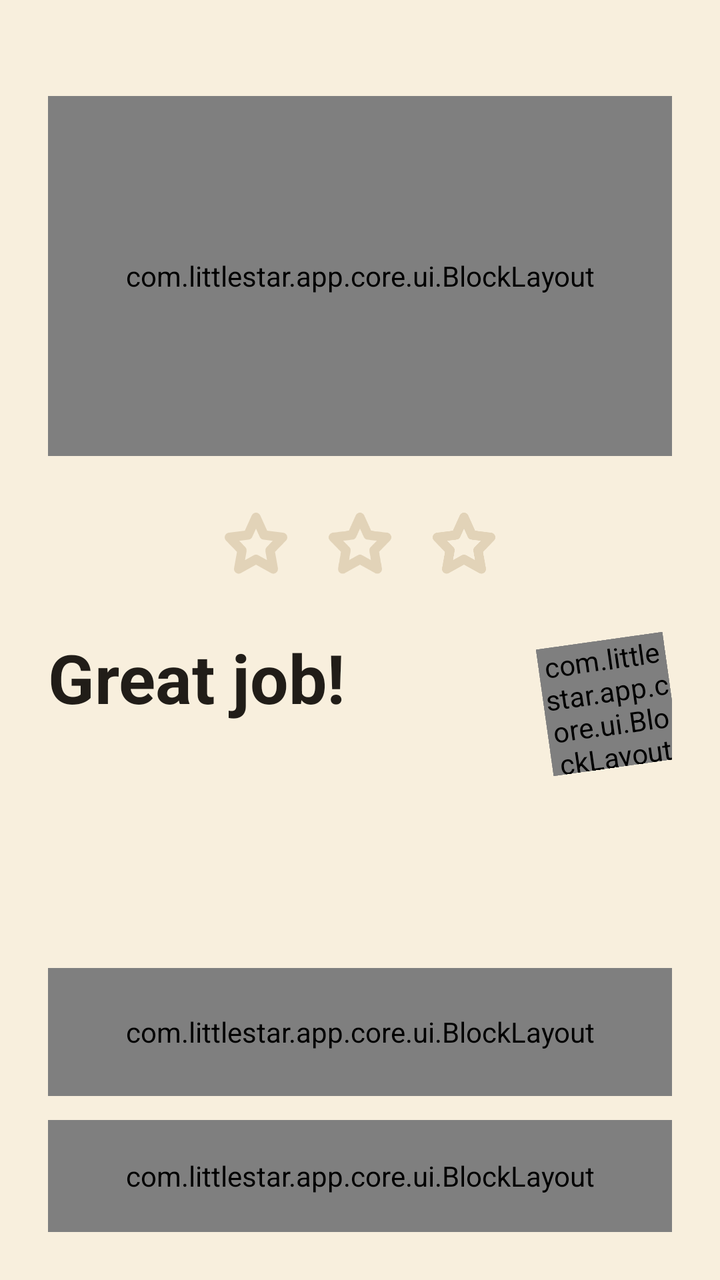
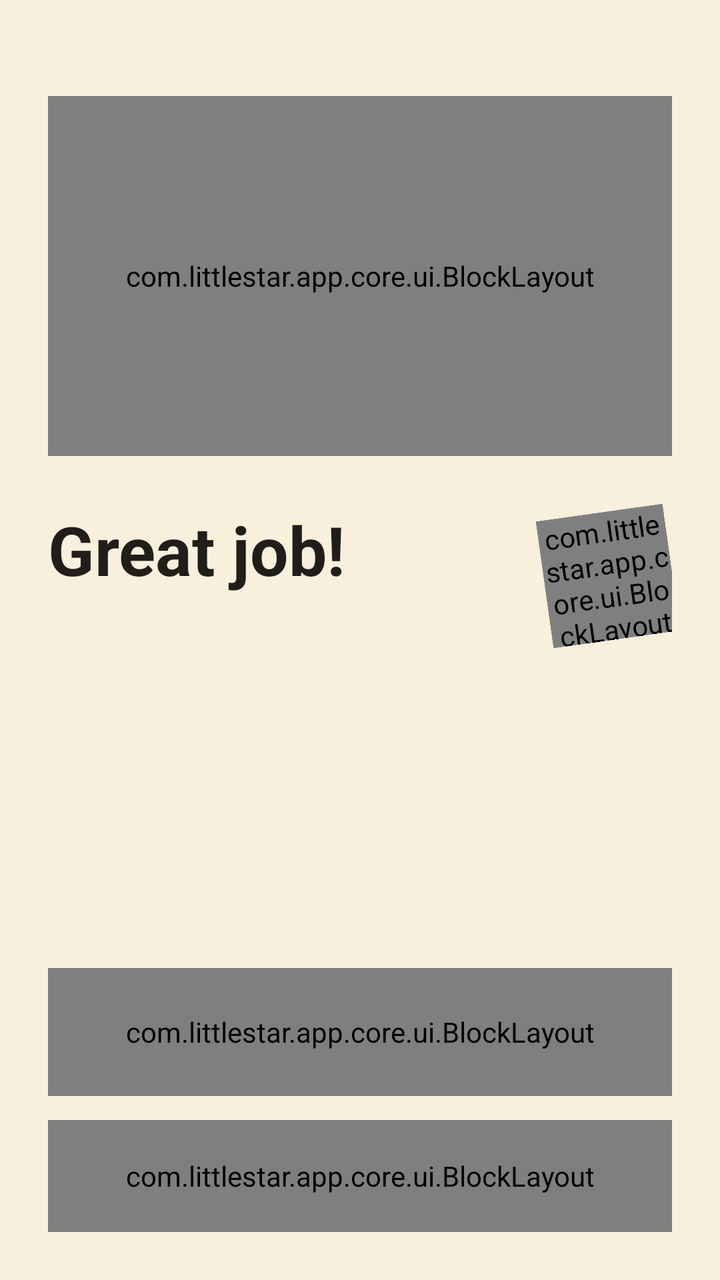

Compare the two renders of this Android layout. The source of the first and the diff that turns it into the second are given below.
<!-- AndroidManifest.xml: application theme Theme.LittleStar.Child -->
<!-- res/layout/activity_reward.xml -->
<?xml version="1.0" encoding="utf-8"?>
<LinearLayout xmlns:android="http://schemas.android.com/apk/res/android"
    xmlns:app="http://schemas.android.com/apk/res-auto"
    android:id="@+id/rewardRoot"
    android:layout_width="match_parent"
    android:layout_height="match_parent"
    android:background="@color/ls_paper"
    android:gravity="center_horizontal"
    android:orientation="vertical">

    <LinearLayout
        android:layout_width="match_parent"
        android:layout_height="match_parent"
        android:maxWidth="@dimen/ls_content_max_width"
        android:orientation="vertical"
        android:padding="@dimen/ls_margin">

        
        <com.littlestar.app.core.ui.BlockLayout
            android:id="@+id/stage"
            style="@style/Widget.LS.Block.Hero"
            android:layout_width="match_parent"
            android:layout_height="@dimen/ls_reward_stage"
            android:layout_marginTop="@dimen/ls_section"
            app:ls_fill="@color/ls_yellow"
            app:ls_pressable="false">

            <ImageView
                android:layout_width="@dimen/ls_reward_panda"
                android:layout_height="@dimen/ls_reward_panda"
                android:layout_gravity="center"
                android:contentDescription="@string/home_panda_desc"
                android:src="@drawable/ic_panda" />

            <FrameLayout
                android:id="@+id/confettiLayer"
                android:layout_width="match_parent"
                android:layout_height="match_parent" />
        </com.littlestar.app.core.ui.BlockLayout>

        
        <LinearLayout
            android:id="@+id/starsRow"
            android:layout_width="wrap_content"
            android:layout_height="wrap_content"
            android:layout_gravity="center_horizontal"
            android:layout_marginTop="@dimen/ls_section"
            android:orientation="horizontal">

            <ImageView
                android:id="@+id/star0"
                android:layout_width="@dimen/ls_star"
                android:layout_height="@dimen/ls_star"
                android:importantForAccessibility="no"
                android:src="@drawable/ic_star"
                app:tint="@color/ls_track" />

            <ImageView
                android:id="@+id/star1"
                android:layout_width="@dimen/ls_star"
                android:layout_height="@dimen/ls_star"
                android:layout_marginStart="@dimen/ls_gap"
                android:importantForAccessibility="no"
                android:src="@drawable/ic_star"
                app:tint="@color/ls_track" />

            <ImageView
                android:id="@+id/star2"
                android:layout_width="@dimen/ls_star"
                android:layout_height="@dimen/ls_star"
                android:layout_marginStart="@dimen/ls_gap"
                android:importantForAccessibility="no"
                android:src="@drawable/ic_star"
                app:tint="@color/ls_track" />
        </LinearLayout>

        
        <LinearLayout
            android:layout_width="match_parent"
            android:layout_height="wrap_content"
            android:layout_marginTop="@dimen/ls_section"
            android:gravity="center_vertical"
            android:orientation="horizontal">

            <LinearLayout
                android:layout_width="0dp"
                android:layout_height="wrap_content"
                android:layout_weight="1"
                android:orientation="vertical">

                <TextView
                    android:layout_width="wrap_content"
                    android:layout_height="wrap_content"
                    android:text="@string/reward_title"
                    android:textAppearance="@style/TextAppearance.LS.Display"
                    android:textSize="34sp" />

                <TextView
                    android:id="@+id/rewardSubtitle"
                    android:layout_width="wrap_content"
                    android:layout_height="wrap_content"
                    android:layout_marginTop="@dimen/ls_gap_sm"
                    android:textAppearance="@style/TextAppearance.LS.Caption"
                    android:textSize="14sp" />
            </LinearLayout>

            <com.littlestar.app.core.ui.BlockLayout
                style="@style/Widget.LS.Block.Icon"
                android:layout_width="@dimen/ls_stamp"
                android:layout_height="@dimen/ls_stamp"
                android:rotation="-8"
                app:ls_fill="@color/ls_red"
                app:ls_pressable="false">

                <com.littlestar.app.core.ui.HanziTextView
                    android:layout_width="match_parent"
                    android:layout_height="match_parent"
                    android:gravity="center"
                    android:text="@string/reward_stamp_text"
                    android:textColor="@color/ls_on_red"
                    android:textSize="18sp"
                    android:textStyle="bold" />
            </com.littlestar.app.core.ui.BlockLayout>
        </LinearLayout>

        
        <LinearLayout
            android:id="@+id/wordsRow"
            android:layout_width="wrap_content"
            android:layout_height="wrap_content"
            android:layout_marginTop="@dimen/ls_section"
            android:orientation="horizontal" />

        <Space
            android:layout_width="1dp"
            android:layout_height="0dp"
            android:layout_weight="1" />

        
        <com.littlestar.app.core.ui.BlockLayout
            android:id="@+id/btnDone"
            style="@style/Widget.LS.Block.Primary"
            android:layout_width="match_parent"
            android:layout_height="@dimen/ls_btn_primary">

            <LinearLayout
                android:layout_width="wrap_content"
                android:layout_height="wrap_content"
                android:layout_gravity="center"
                android:gravity="center_vertical"
                android:orientation="horizontal">

                <ImageView
                    android:layout_width="@dimen/ls_icon"
                    android:layout_height="@dimen/ls_icon"
                    android:importantForAccessibility="no"
                    android:src="@drawable/ic_check"
                    app:tint="@color/ls_on_red" />

                <TextView
                    android:layout_width="wrap_content"
                    android:layout_height="wrap_content"
                    android:layout_marginStart="@dimen/ls_gap_sm"
                    android:text="@string/reward_done"
                    android:textAppearance="@style/TextAppearance.LS.Button" />
            </LinearLayout>
        </com.littlestar.app.core.ui.BlockLayout>

        
        <com.littlestar.app.core.ui.BlockLayout
            android:id="@+id/btnAgain"
            style="@style/Widget.LS.Block.Secondary"
            android:layout_width="match_parent"
            android:layout_height="@dimen/ls_btn_secondary"
            android:layout_marginTop="@dimen/ls_gap">

            <LinearLayout
                android:layout_width="wrap_content"
                android:layout_height="wrap_content"
                android:layout_gravity="center"
                android:gravity="center_vertical"
                android:orientation="horizontal">

                <ImageView
                    android:layout_width="@dimen/ls_icon"
                    android:layout_height="@dimen/ls_icon"
                    android:importantForAccessibility="no"
                    android:src="@drawable/ic_play" />

                <TextView
                    android:layout_width="wrap_content"
                    android:layout_height="wrap_content"
                    android:layout_marginStart="@dimen/ls_gap_sm"
                    android:text="@string/reward_again"
                    android:textAppearance="@style/TextAppearance.LS.Button"
                    android:textColor="@color/ls_ink" />
            </LinearLayout>
        </com.littlestar.app.core.ui.BlockLayout>
    </LinearLayout>
</LinearLayout>
<!-- resources referenced by this layout -->
<resources>
  <color name="ls_ink">#211D18</color>
  <color name="ls_on_red">#FFFDF6</color>
  <color name="ls_paper">#F8EFDD</color>
  <color name="ls_red">#B8331C</color>
  <color name="ls_track">#E2D3B8</color>
  <color name="ls_yellow">#F5B301</color>
  <dimen name="ls_btn_primary">64dp</dimen>
  <dimen name="ls_btn_secondary">56dp</dimen>
  <dimen name="ls_content_max_width">480dp</dimen>
  <dimen name="ls_gap">12dp</dimen>
  <dimen name="ls_gap_sm">8dp</dimen>
  <dimen name="ls_icon">24dp</dimen>
  <dimen name="ls_margin">24dp</dimen>
  <dimen name="ls_reward_panda">100dp</dimen>
  <dimen name="ls_reward_stage">180dp</dimen>
  <dimen name="ls_section">24dp</dimen>
  <dimen name="ls_stamp">64dp</dimen>
  <dimen name="ls_star">40dp</dimen>
  <!-- drawable ic_star (drawable) -->
  <vector xmlns:android="http://schemas.android.com/apk/res/android"
      android:width="24dp"
      android:height="24dp"
      android:viewportWidth="24"
      android:viewportHeight="24">
      <path
          android:strokeColor="?attr/colorOnSurface"
          android:strokeWidth="2.8"
          android:strokeLineCap="round"
          android:strokeLineJoin="round"
          android:pathData="M12,4 L14.4,9.3 L20,10 L16.2,13.9 L17.2,19.5 L12,16.6 L6.8,19.5 L7.8,13.9 L4,10 L9.6,9.3 Z" />
  </vector>
  <string name="home_panda_desc">Panpan the panda</string>
  <string name="reward_again">Play again</string>
  <string name="reward_done">DONE</string>
  <string name="reward_stamp_text">学会</string>
  <string name="reward_title">Great job!</string>
  <style name="TextAppearance.LS.Button" parent="">
          <item name="fontFamily">@font/littlestar_latin</item>
          <item name="android:textSize">20sp</item>
          <item name="android:textColor">@color/ls_on_red</item>
          <item name="android:maxLines">1</item>
      </style>
  <style name="TextAppearance.LS.Caption" parent="">
          <item name="fontFamily">@font/littlestar_latin</item>
          <item name="android:textSize">12sp</item>
          <item name="android:textColor">@color/ls_muted</item>
      </style>
  <style name="TextAppearance.LS.Display" parent="">
          <item name="fontFamily">@font/littlestar_latin</item>
          <item name="android:textStyle">bold</item>
          <item name="android:textSize">28sp</item>
          <item name="android:textColor">@color/ls_ink</item>
      </style>
  <style name="Widget.LS.Block.Icon">
          <item name="ls_strokeWidth">@dimen/ls_stroke_block</item>
          <item name="ls_shadowOffset">@dimen/ls_shadow_tile</item>
          <item name="ls_cornerRadius">@dimen/ls_radius_input</item>
      </style>
  <style name="Widget.LS.Block.Secondary">
          <item name="ls_strokeWidth">@dimen/ls_stroke_block</item>
          <item name="ls_shadowOffset">@dimen/ls_shadow_secondary</item>
          <item name="ls_cornerRadius">@dimen/ls_radius_block</item>
      </style>
  <style name="Theme.LittleStar.Child" parent="Theme.LittleStar" />
  <color name="ls_muted">#6E6252</color>
  <dimen name="ls_stroke_hero">4dp</dimen>
  <dimen name="ls_shadow_hero">8dp</dimen>
  <dimen name="ls_radius_hero">28dp</dimen>
  <dimen name="ls_stroke_block">3dp</dimen>
  <dimen name="ls_shadow_tile">4dp</dimen>
  <dimen name="ls_radius_input">14dp</dimen>
  <dimen name="ls_shadow_block">6dp</dimen>
  <dimen name="ls_radius_block">18dp</dimen>
  <dimen name="ls_shadow_secondary">5dp</dimen>
  <color name="ls_blue">#1F6FD0</color>
  <color name="ls_on_blue">#FFFDF6</color>
  <color name="ls_green">#27A567</color>
  <color name="ls_on_green">#211D18</color>
  <color name="ls_card">#FFFDF6</color>
  <color name="ls_stroke">#211D18</color>
  <color name="ls_on_clay">#7A4A33</color>
  <color name="ls_clay">#F6D3C6</color>
  <color name="ls_shadow">#211D18</color>
  <!-- unchanged entries left out for length: 7 -->
</resources>

<!-- the commit's change to res/layout/activity_reward.xml (unified diff, before → after) -->
@@ -1,16 +1,15 @@
 <?xml version="1.0" encoding="utf-8"?>
-<LinearLayout xmlns:android="http://schemas.android.com/apk/res/android"
+<androidx.core.widget.NestedScrollView xmlns:android="http://schemas.android.com/apk/res/android"
     xmlns:app="http://schemas.android.com/apk/res-auto"
     android:id="@+id/rewardRoot"
     android:layout_width="match_parent"
     android:layout_height="match_parent"
     android:background="@color/ls_paper"
-    android:gravity="center_horizontal"
-    android:orientation="vertical">
+    android:fillViewport="true">
 
     <LinearLayout
         android:layout_width="match_parent"
-        android:layout_height="match_parent"
+        android:layout_height="wrap_content"
         android:maxWidth="@dimen/ls_content_max_width"
         android:orientation="vertical"
         android:padding="@dimen/ls_margin">
@@ -37,43 +36,6 @@
                 android:layout_width="match_parent"
                 android:layout_height="match_parent" />
         </com.littlestar.app.core.ui.BlockLayout>
-
-        
-        <LinearLayout
-            android:id="@+id/starsRow"
-            android:layout_width="wrap_content"
-            android:layout_height="wrap_content"
-            android:layout_gravity="center_horizontal"
-            android:layout_marginTop="@dimen/ls_section"
-            android:orientation="horizontal">
-
-            <ImageView
-                android:id="@+id/star0"
-                android:layout_width="@dimen/ls_star"
-                android:layout_height="@dimen/ls_star"
-                android:importantForAccessibility="no"
-                android:src="@drawable/ic_star"
-                app:tint="@color/ls_track" />
-
-            <ImageView
-                android:id="@+id/star1"
-                android:layout_width="@dimen/ls_star"
-                android:layout_height="@dimen/ls_star"
-                android:layout_marginStart="@dimen/ls_gap"
-                android:importantForAccessibility="no"
-                android:src="@drawable/ic_star"
-                app:tint="@color/ls_track" />
-
-            <ImageView
-                android:id="@+id/star2"
-                android:layout_width="@dimen/ls_star"
-                android:layout_height="@dimen/ls_star"
-                android:layout_marginStart="@dimen/ls_gap"
-                android:importantForAccessibility="no"
-                android:src="@drawable/ic_star"
-                app:tint="@color/ls_track" />
-        </LinearLayout>
-
         
         <LinearLayout
             android:layout_width="match_parent"
@@ -141,6 +103,7 @@
             android:id="@+id/btnDone"
             style="@style/Widget.LS.Block.Primary"
             android:layout_width="match_parent"
+            android:layout_marginTop="@dimen/ls_section"
             android:layout_height="@dimen/ls_btn_primary">
 
             <LinearLayout
@@ -197,4 +160,4 @@
             </LinearLayout>
         </com.littlestar.app.core.ui.BlockLayout>
     </LinearLayout>
-</LinearLayout>
+</androidx.core.widget.NestedScrollView>
<!-- resource entries referenced after the edit -->
@@ -4,7 +4,6 @@
   <color name="ls_on_red">#FFFDF6</color>
   <color name="ls_paper">#F8EFDD</color>
   <color name="ls_red">#B8331C</color>
-  <color name="ls_track">#E2D3B8</color>
   <color name="ls_yellow">#F5B301</color>
   <dimen name="ls_btn_primary">64dp</dimen>
   <dimen name="ls_btn_secondary">56dp</dimen>
@@ -17,20 +16,6 @@
   <dimen name="ls_reward_stage">180dp</dimen>
   <dimen name="ls_section">24dp</dimen>
   <dimen name="ls_stamp">64dp</dimen>
-  <dimen name="ls_star">40dp</dimen>
-  <!-- drawable ic_star (drawable) -->
-  <vector xmlns:android="http://schemas.android.com/apk/res/android"
-      android:width="24dp"
-      android:height="24dp"
-      android:viewportWidth="24"
-      android:viewportHeight="24">
-      <path
-          android:strokeColor="?attr/colorOnSurface"
-          android:strokeWidth="2.8"
-          android:strokeLineCap="round"
-          android:strokeLineJoin="round"
-          android:pathData="M12,4 L14.4,9.3 L20,10 L16.2,13.9 L17.2,19.5 L12,16.6 L6.8,19.5 L7.8,13.9 L4,10 L9.6,9.3 Z" />
-  </vector>
   <string name="home_panda_desc">Panpan the panda</string>
   <string name="reward_again">Play again</string>
   <string name="reward_done">DONE</string>
